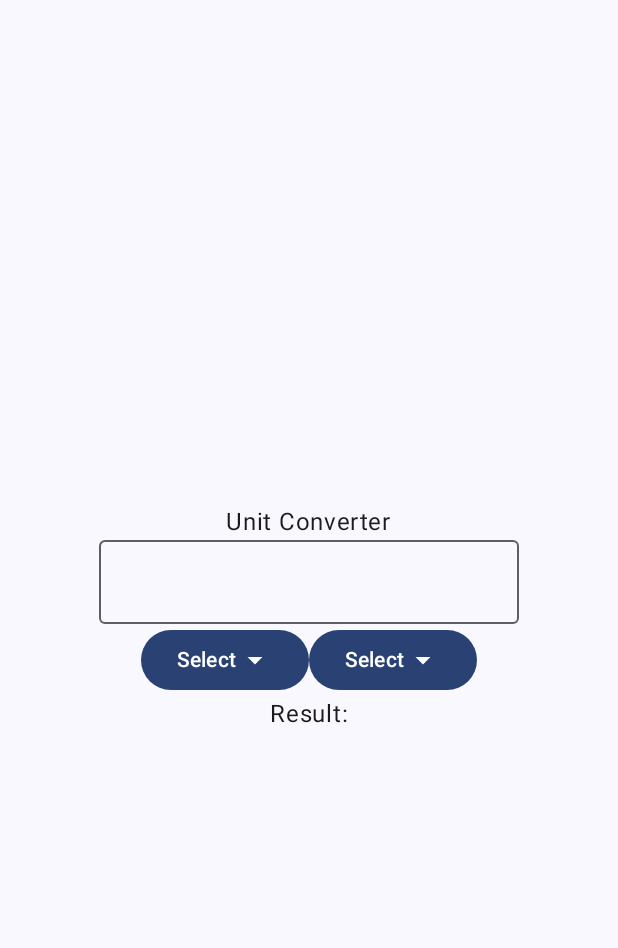
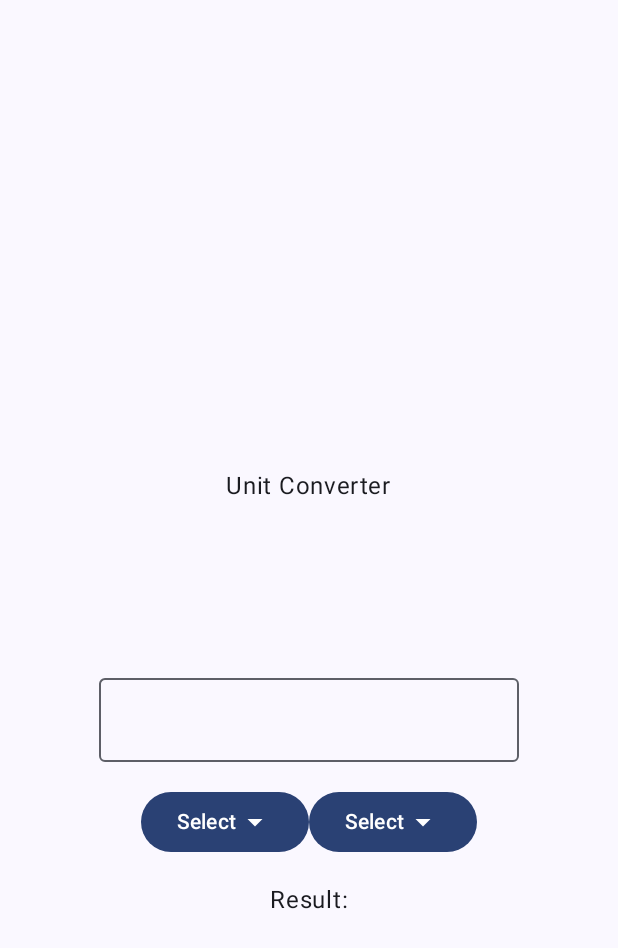
Before and after one commit to KimKyungWon0519/AndroidStudy, an Android app built with Jetpack Compose: the screen it shows after launch (MainActivity), on a phone screen of 412 x 824 dp. Shown: the top 948 px of the screen. Run offline under Robolectric (Android 15) with nearby library versions, the phone set to English and light mode, and no system bars.

Commit message:
단위 변환기 - 7

```diff
--- a/UnitConverter/app/src/main/java/com/example/unitconverter/MainActivity.kt
+++ b/UnitConverter/app/src/main/java/com/example/unitconverter/MainActivity.kt
@@ -8,7 +8,10 @@ import androidx.compose.foundation.layout.Arrangement
 import androidx.compose.foundation.layout.Box
 import androidx.compose.foundation.layout.Column
 import androidx.compose.foundation.layout.Row
+import androidx.compose.foundation.layout.Spacer
 import androidx.compose.foundation.layout.fillMaxSize
+import androidx.compose.foundation.layout.height
+import androidx.compose.foundation.layout.padding
 import androidx.compose.material.icons.Icons
 import androidx.compose.material.icons.filled.ArrowDropDown
 import androidx.compose.material3.Button
@@ -22,6 +25,7 @@ import androidx.compose.ui.Alignment
 import androidx.compose.ui.Modifier
 import androidx.compose.ui.platform.LocalContext
 import androidx.compose.ui.tooling.preview.Preview
+import androidx.compose.ui.unit.dp
 import com.example.unitconverter.ui.theme.UnitConverterTheme
 
 class MainActivity : ComponentActivity() {
@@ -48,8 +52,10 @@ fun UnitConverter() {
         verticalArrangement = Arrangement.Center,
         horizontalAlignment = Alignment.CenterHorizontally
     ){
-        Text(text = "Unit Converter")
+        Text(text = "Unit Converter", modifier = Modifier.padding(100.dp))
+        Spacer(modifier = Modifier.height(16.dp))
         OutlinedTextField(value = "", onValueChange = {})
+        Spacer(modifier = Modifier.height(16.dp))
         Row {
             Box {
                 Button(onClick = { /*TODO*/ }) {
@@ -64,6 +70,7 @@ fun UnitConverter() {
                 }
             }
         }
+        Spacer(modifier = Modifier.height(16.dp))
         Text(text = "Result:")
     }
 }
```
